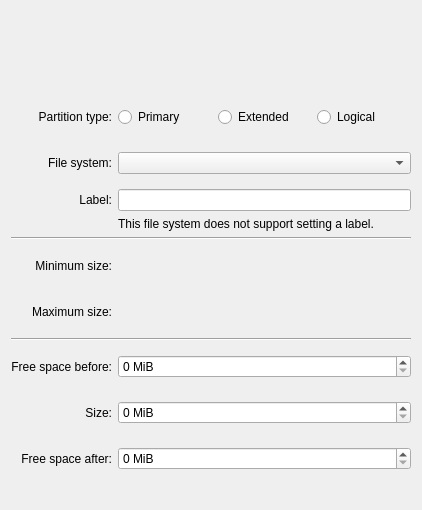
Qt form src/gui/sizedialogwidgetbase.ui (KDE/partitionmanager) before a commit.
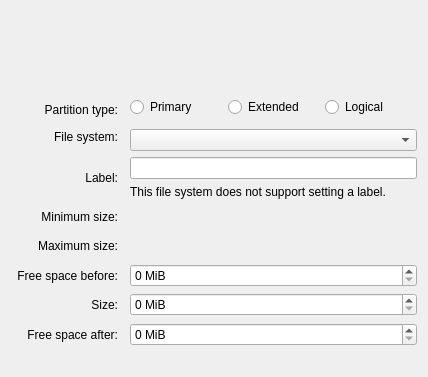
The same form after that commit. Custom widgets are drawn as their Qt base class.

Commit message: simplify dialog

What changed in the file:
```diff
--- a/src/gui/sizedialogwidgetbase.ui
+++ b/src/gui/sizedialogwidgetbase.ui
@@ -6,12 +6,15 @@
    <rect>
     <x>0</x>
     <y>0</y>
-    <width>410</width>
-    <height>510</height>
+    <width>419</width>
+    <height>377</height>
    </rect>
   </property>
-  <layout class="QVBoxLayout" name="verticalLayout">
-   <item>
+  <property name="windowTitle">
+   <string>Form</string>
+  </property>
+  <layout class="QGridLayout" name="gridLayout">
+   <item row="0" column="1" colspan="3">
     <widget class="PartResizerWidget" name="m_PartResizerWidget" native="true">
      <property name="minimumSize">
       <size>
@@ -27,25 +30,7 @@
      </property>
     </widget>
    </item>
-   <item>
-    <spacer name="verticalSpacer">
-     <property name="orientation">
-      <enum>Qt::Vertical</enum>
-     </property>
-     <property name="sizeType">
-      <enum>QSizePolicy::Fixed</enum>
-     </property>
-     <property name="sizeHint" stdset="0">
-      <size>
-       <width>20</width>
-       <height>20</height>
-      </size>
-     </property>
-    </spacer>
-   </item>
-   <item>
-    <layout class="QGridLayout" name="gridLayout">
-     <item row="0" column="0">
+   <item row="2" column="0" rowspan="2" colspan="2">
       <widget class="QLabel" name="m_LabelRole">
        <property name="sizePolicy">
         <sizepolicy hsizetype="Preferred" vsizetype="Expanding">
@@ -64,7 +49,32 @@
        </property>
       </widget>
      </item>
-     <item row="1" column="0">
+   <item row="2" column="3">
+    <layout class="QHBoxLayout" name="horizontalLayout">
+     <item>
+      <widget class="QRadioButton" name="m_RadioPrimary">
+       <property name="text">
+        <string>Primary</string>
+       </property>
+      </widget>
+     </item>
+     <item>
+      <widget class="QRadioButton" name="m_RadioExtended">
+       <property name="text">
+        <string>Extended</string>
+       </property>
+      </widget>
+     </item>
+     <item>
+      <widget class="QRadioButton" name="m_RadioLogical">
+       <property name="text">
+        <string>Logical</string>
+       </property>
+      </widget>
+     </item>
+    </layout>
+   </item>
+   <item row="3" column="1" rowspan="2">
       <widget class="QLabel" name="m_LabelFileSystem">
        <property name="sizePolicy">
         <sizepolicy hsizetype="Preferred" vsizetype="Expanding">
@@ -83,7 +93,7 @@
        </property>
       </widget>
      </item>
-     <item row="1" column="1">
+   <item row="4" column="3">
       <widget class="KComboBox" name="m_ComboFileSystem">
        <property name="sizePolicy">
         <sizepolicy hsizetype="Preferred" vsizetype="Fixed">
@@ -93,7 +103,41 @@
        </property>
       </widget>
      </item>
-     <item row="7" column="0">
+   <item row="5" column="1">
+    <widget class="QLabel" name="m_LabelTextLabel">
+     <property name="text">
+      <string comment="@label">Label:</string>
+     </property>
+     <property name="alignment">
+      <set>Qt::AlignRight|Qt::AlignTrailing|Qt::AlignVCenter</set>
+     </property>
+     <property name="buddy">
+      <cstring>m_EditLabel</cstring>
+     </property>
+    </widget>
+   </item>
+   <item row="5" column="3">
+    <layout class="QVBoxLayout" name="verticalLayout">
+     <item>
+      <widget class="KLineEdit" name="m_EditLabel">
+       <property name="maxLength">
+        <number>16</number>
+       </property>
+      </widget>
+     </item>
+     <item>
+      <widget class="QLabel" name="m_LabelTextNoSetLabel">
+       <property name="text">
+        <string comment="@label">This file system does not support setting a label.</string>
+       </property>
+       <property name="wordWrap">
+        <bool>true</bool>
+       </property>
+      </widget>
+     </item>
+    </layout>
+   </item>
+   <item row="6" column="1">
       <widget class="QLabel" name="label_4">
        <property name="sizePolicy">
         <sizepolicy hsizetype="Preferred" vsizetype="Expanding">
@@ -109,14 +153,14 @@
        </property>
       </widget>
      </item>
-     <item row="7" column="1">
+   <item row="6" column="3">
       <widget class="QLabel" name="m_LabelMinSize">
        <property name="textInteractionFlags">
         <set>Qt::LinksAccessibleByMouse|Qt::TextSelectableByKeyboard|Qt::TextSelectableByMouse</set>
        </property>
       </widget>
      </item>
-     <item row="8" column="0">
+   <item row="7" column="1">
       <widget class="QLabel" name="label_5">
        <property name="sizePolicy">
         <sizepolicy hsizetype="Preferred" vsizetype="Expanding">
@@ -132,14 +176,14 @@
        </property>
       </widget>
      </item>
-     <item row="8" column="1">
+   <item row="7" column="3">
       <widget class="QLabel" name="m_LabelMaxSize">
        <property name="textInteractionFlags">
         <set>Qt::LinksAccessibleByMouse|Qt::TextSelectableByKeyboard|Qt::TextSelectableByMouse</set>
        </property>
       </widget>
      </item>
-     <item row="10" column="0">
+   <item row="8" column="1">
       <widget class="QLabel" name="label">
        <property name="sizePolicy">
         <sizepolicy hsizetype="Preferred" vsizetype="Expanding">
@@ -158,7 +202,7 @@
        </property>
       </widget>
      </item>
-     <item row="10" column="1">
+   <item row="8" column="3">
       <widget class="QSpinBox" name="m_SpinFreeBefore">
        <property name="sizePolicy">
         <sizepolicy hsizetype="Minimum" vsizetype="Fixed">
@@ -177,7 +221,7 @@
        </property>
       </widget>
      </item>
-     <item row="11" column="0">
+   <item row="9" column="1">
       <widget class="QLabel" name="label_2">
        <property name="sizePolicy">
         <sizepolicy hsizetype="Preferred" vsizetype="Expanding">
@@ -196,7 +240,7 @@
        </property>
       </widget>
      </item>
-     <item row="11" column="1">
+   <item row="9" column="3">
       <widget class="QSpinBox" name="m_SpinCapacity">
        <property name="sizePolicy">
         <sizepolicy hsizetype="Minimum" vsizetype="Fixed">
@@ -215,7 +259,26 @@
        </property>
       </widget>
      </item>
-     <item row="12" column="0">
+   <item row="10" column="3">
+    <widget class="QSpinBox" name="m_SpinFreeAfter">
+     <property name="sizePolicy">
+      <sizepolicy hsizetype="Minimum" vsizetype="Fixed">
+       <horstretch>3</horstretch>
+       <verstretch>0</verstretch>
+      </sizepolicy>
+     </property>
+     <property name="suffix">
+      <string comment="@label:spinbox"> MiB</string>
+     </property>
+     <property name="minimum">
+      <number>0</number>
+     </property>
+     <property name="maximum">
+      <number>999999999</number>
+     </property>
+    </widget>
+   </item>
+   <item row="10" column="1">
       <widget class="QLabel" name="label_3">
        <property name="sizePolicy">
         <sizepolicy hsizetype="Preferred" vsizetype="Expanding">
@@ -234,97 +297,23 @@
        </property>
       </widget>
      </item>
-     <item row="12" column="1">
-      <widget class="QSpinBox" name="m_SpinFreeAfter">
-       <property name="sizePolicy">
-        <sizepolicy hsizetype="Minimum" vsizetype="Fixed">
-         <horstretch>3</horstretch>
-         <verstretch>0</verstretch>
-        </sizepolicy>
-       </property>
-       <property name="suffix">
-        <string comment="@label:spinbox"> MiB</string>
-       </property>
-       <property name="minimum">
-        <number>0</number>
-       </property>
-       <property name="maximum">
-        <number>999999999</number>
-       </property>
-      </widget>
-     </item>
-     <item row="0" column="1">
-      <layout class="QHBoxLayout" name="horizontalLayout">
-       <item>
-        <widget class="QRadioButton" name="m_RadioPrimary">
-         <property name="text">
-          <string>Primary</string>
-         </property>
-        </widget>
-       </item>
-       <item>
-        <widget class="QRadioButton" name="m_RadioExtended">
-         <property name="text">
-          <string>Extended</string>
-         </property>
-        </widget>
-       </item>
-       <item>
-        <widget class="QRadioButton" name="m_RadioLogical">
-         <property name="text">
-          <string>Logical</string>
-         </property>
-        </widget>
-       </item>
-      </layout>
-     </item>
-     <item row="9" column="0" colspan="2">
-      <widget class="Line" name="line_2">
+   <item row="1" column="1" colspan="3">
+    <spacer name="verticalSpacer">
        <property name="orientation">
-        <enum>Qt::Horizontal</enum>
-       </property>
-      </widget>
-     </item>
-     <item row="5" column="1">
-      <widget class="QLabel" name="m_LabelTextNoSetLabel">
-       <property name="text">
-        <string comment="@label">This file system does not support setting a label.</string>
-       </property>
-       <property name="wordWrap">
-        <bool>true</bool>
-       </property>
-      </widget>
-     </item>
-     <item row="3" column="0">
-      <widget class="QLabel" name="m_LabelTextLabel">
-       <property name="text">
-        <string comment="@label">Label:</string>
-       </property>
-       <property name="alignment">
-        <set>Qt::AlignRight|Qt::AlignTrailing|Qt::AlignVCenter</set>
-       </property>
-       <property name="buddy">
-        <cstring>m_EditLabel</cstring>
-       </property>
-      </widget>
-     </item>
-     <item row="6" column="0" colspan="2">
-      <widget class="Line" name="line">
-       <property name="orientation">
-        <enum>Qt::Horizontal</enum>
-       </property>
-      </widget>
-     </item>
-     <item row="3" column="1">
-      <widget class="KLineEdit" name="m_EditLabel">
-       <property name="maxLength">
-        <number>16</number>
-       </property>
-      </widget>
-     </item>
-    </layout>
-   </item>
-   <item>
+      <enum>Qt::Vertical</enum>
+     </property>
+     <property name="sizeType">
+      <enum>QSizePolicy::Fixed</enum>
+     </property>
+     <property name="sizeHint" stdset="0">
+      <size>
+       <width>20</width>
+       <height>20</height>
+      </size>
+     </property>
+    </spacer>
+   </item>
+   <item row="11" column="1" colspan="3">
     <spacer name="verticalSpacer_2">
      <property name="orientation">
       <enum>Qt::Vertical</enum>
@@ -345,16 +334,16 @@
   <zorder>verticalSpacer</zorder>
  </widget>
  <customwidgets>
-  <customwidget>
-   <class>KComboBox</class>
-   <extends>QComboBox</extends>
-   <header>kcombobox.h</header>
-  </customwidget>
   <customwidget>
    <class>KLineEdit</class>
    <extends>QLineEdit</extends>
    <header>klineedit.h</header>
   </customwidget>
+  <customwidget>
+   <class>KComboBox</class>
+   <extends>QComboBox</extends>
+   <header>kcombobox.h</header>
+  </customwidget>
   <customwidget>
    <class>PartResizerWidget</class>
    <extends>QWidget</extends>
```
Left out of the diff: 3 changed lines with no effect on the pictures. Lines whose indentation alone changed are shown as unchanged.
